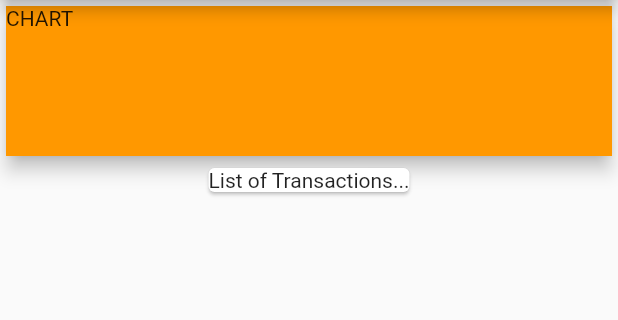
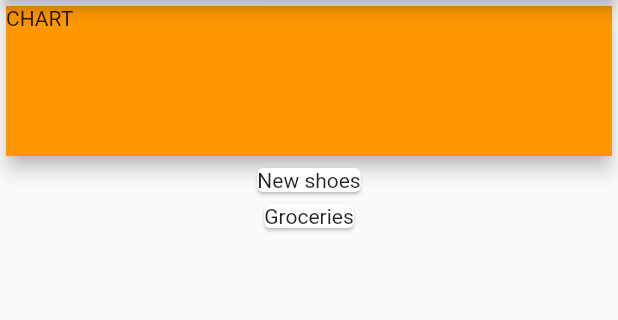
Before and after one commit to tbrams/flutter_expenses, a Flutter app: the screen it shows after launch, on a phone screen of 412 x 824 dp, the part 84-404 px from its top. Run offline on Flutter 3.47's test engine with Material 2 defaults, Android fonts, the phone set to English and light mode, and no system bars.

Commit message:
Started building the transaction list

```diff
--- a/lib/main.dart
+++ b/lib/main.dart
@@ -1,4 +1,6 @@
 import 'package:flutter/material.dart';
+
+import './transaction.dart';
 
 void main() => runApp(MyApp());
 
@@ -14,6 +16,21 @@ class MyApp extends StatelessWidget {
 }
 
 class MyHomePage extends StatelessWidget {
+  final List<Transaction> transactions = [
+    Transaction(
+      id: 't1',
+      title: 'New shoes',
+      amount: 69.95,
+      date: DateTime.now(),
+    ),
+    Transaction(
+      id: 't2',
+      title: 'Groceries',
+      amount: 125.50,
+      date: DateTime.now(),
+    ),
+  ];
+
   @override
   Widget build(BuildContext context) {
     return Scaffold(
@@ -23,15 +40,18 @@ class MyHomePage extends StatelessWidget {
       body: Column(
         children: <Widget>[
           Card(
-            child: Container(width:double.infinity,
-            color:Colors.orange,
-            height: 100,
+            child: Container(
+              width: double.infinity,
+              color: Colors.orange,
+              height: 100,
               child: Text('CHART'),
             ),
             elevation: 5,
           ),
-          Card(
-            child: Text('List of Transactions...'),
+          Column( children: transactions.map((tx){
+            return Card(child:Text(tx.title),);
+          }).toList(),
+
           )
         ],
       ),
--- /dev/null
+++ b/lib/transaction.dart
@@ -0,0 +1,15 @@
+import 'package:flutter/foundation.dart';
+
+class Transaction {
+  final String id;
+  final String title;
+  final double amount;
+  final DateTime date;
+
+  Transaction({
+    @required this.id,
+    @required this.title,
+    @required this.amount,
+    @required this.date,
+  });
+}
```
